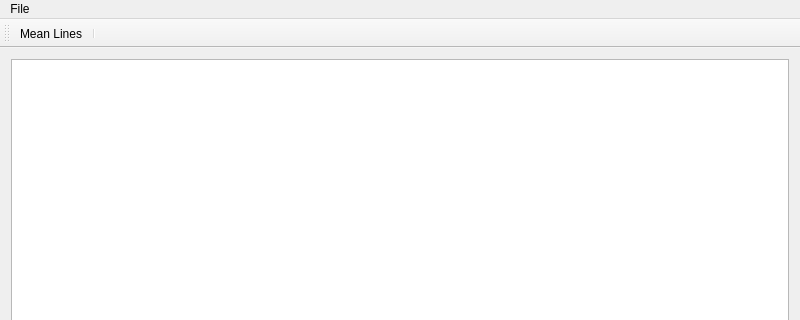
This is SpeedSignDetectorViewer/mainwindow.ui in maltelenz/SpeedSignDetector as Qt 5 draws it before an edit; both pictures show x 0 to 800 and y 0 to 320 of the 800 by 700 pixel window. The edited form follows.
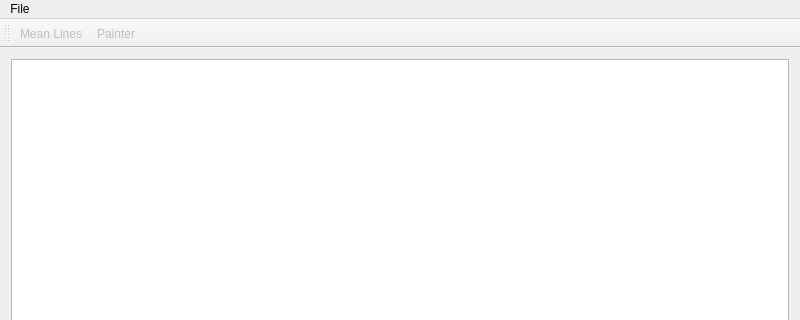
This is the edited form.

```diff
--- a/SpeedSignDetectorViewer/mainwindow.ui
+++ b/SpeedSignDetectorViewer/mainwindow.ui
@@ -52,7 +52,7 @@
     <bool>false</bool>
    </attribute>
    <addaction name="actionMean_Lines"/>
-   <addaction name="separator"/>
+   <addaction name="actionPainter"/>
   </widget>
   <widget class="QStatusBar" name="statusBar"/>
   <action name="actionLoad_Image">
@@ -67,6 +67,9 @@
    <property name="checkable">
     <bool>true</bool>
    </property>
+   <property name="enabled">
+    <bool>false</bool>
+   </property>
    <property name="text">
     <string>Mean Lines</string>
    </property>
@@ -74,6 +77,20 @@
     <string>Mean of every line</string>
    </property>
   </action>
+  <action name="actionPainter">
+   <property name="checkable">
+    <bool>true</bool>
+   </property>
+   <property name="enabled">
+    <bool>false</bool>
+   </property>
+   <property name="text">
+    <string>Painter</string>
+   </property>
+   <property name="toolTip">
+    <string>Paint Rectangle</string>
+   </property>
+  </action>
  </widget>
  <layoutdefault spacing="6" margin="11"/>
  <resources/>
```
Left out of the diff: 2 changed lines with no effect on the pictures.
